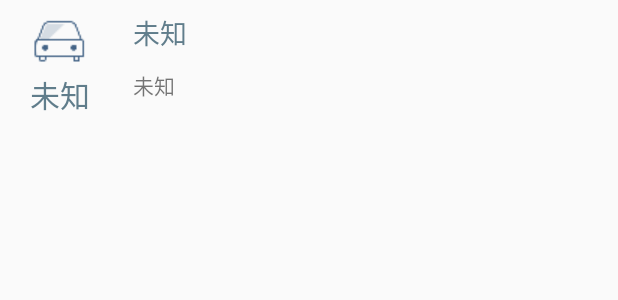
After one commit to BigChaChi/TotoroWeather, an Android app: the layout suggestion_list_item.xml on its own in the app's theme, with its tools: preview values and no code run, on a phone screen of 412 x 824 dp. The commit adds this screen. Shown: the top 300 px of the screen. Run offline under Robolectric (Android 15) with nearby library versions, the phone set to English and light mode, and no system bars.

Commit message:
4个板块全部添加成功

```diff
--- a/app/src/main/res/layout/activity_weather.xml
+++ b/app/src/main/res/layout/activity_weather.xml
@@ -50,7 +50,8 @@
 
             <android.support.v4.widget.NestedScrollView
                 android:layout_width="match_parent"
-                android:layout_height="match_parent">
+                android:layout_height="match_parent"
+             >
 
                 <LinearLayout
                     android:layout_width="match_parent"
@@ -115,6 +116,7 @@
 
                         <android.support.v7.widget.RecyclerView
                             android:id="@+id/rv_hourly_list"
+                            android:nestedScrollingEnabled="false"
                             android:layout_width="match_parent"
                             android:layout_height="match_parent" />
                     </android.support.v7.widget.CardView>
@@ -129,6 +131,7 @@
 
                         <android.support.v7.widget.RecyclerView
                             android:id="@+id/rv_forecast_list"
+                            android:nestedScrollingEnabled="false"
                             android:layout_width="match_parent"
                             android:layout_height="match_parent" />
                     </android.support.v7.widget.CardView>
@@ -143,6 +146,7 @@
 
                         <android.support.v7.widget.RecyclerView
                             android:id="@+id/rv_suggestion_list"
+                            android:nestedScrollingEnabled="false"
                             android:layout_width="match_parent"
                             android:layout_height="match_parent" />
                     </android.support.v7.widget.CardView>
--- /dev/null
+++ b/app/src/main/res/layout/suggestion_list_item.xml
@@ -0,0 +1,58 @@
+<?xml version="1.0" encoding="utf-8"?>
+<LinearLayout xmlns:android="http://schemas.android.com/apk/res/android"
+    xmlns:app="http://schemas.android.com/apk/res-auto"
+    android:layout_width="match_parent"
+    android:layout_height="wrap_content"
+    android:layout_marginBottom="16dp"
+    android:layout_marginTop="8dp"
+    android:orientation="horizontal">
+
+    <LinearLayout
+        android:layout_width="0dp"
+        android:layout_height="wrap_content"
+        android:layout_weight="1"
+        android:gravity="center_horizontal"
+        android:orientation="vertical">
+
+        <ImageView
+            android:id="@+id/iv_suggestion_icon"
+            android:layout_width="40dp"
+            android:layout_height="40dp"
+            android:layout_marginLeft="8dp"
+            app:srcCompat="@mipmap/ic_suggestion_car" />
+
+        <TextView
+            android:id="@+id/tv_suggestion_type"
+            android:layout_width="match_parent"
+            android:layout_height="wrap_content"
+            android:layout_marginLeft="8dp"
+            android:gravity="center_horizontal"
+            android:text="@string/unKnow"
+            android:textColor="@color/grey"
+            android:textSize="20sp" />
+
+    </LinearLayout>
+
+    <LinearLayout
+        android:layout_width="0dp"
+        android:layout_height="match_parent"
+        android:layout_marginLeft="24dp"
+        android:layout_weight="5"
+        android:orientation="vertical">
+
+        <TextView
+            android:id="@+id/tv_suggestion_about"
+            android:layout_width="match_parent"
+            android:layout_height="wrap_content"
+            android:text="@string/unKnow"
+            android:textColor="@color/grey"
+            android:textSize="18sp" />
+
+        <TextView
+            android:id="@+id/tv_suggestion_detail"
+            android:layout_width="match_parent"
+            android:layout_height="match_parent"
+            android:gravity="center_vertical"
+            android:text="@string/unKnow" />
+    </LinearLayout>
+</LinearLayout>
```
Also changed, not shown: app/src/main/java/totoro/application/xkf/totoroweather/activity/WeatherActivity.java (+11 -0 lines), app/src/main/java/totoro/application/xkf/totoroweather/adapter/SuggestionListAdapter.java (added, +60 -0 lines), app/src/main/java/totoro/application/xkf/totoroweather/json/JsonForWeather.java (+115 -21 lines), app/src/main/java/totoro/application/xkf/totoroweather/model/Suggestion.java (added, +25 -0 lines), app/src/main/java/totoro/application/xkf/totoroweather/model/Weather.java (+9 -0 lines), app/src/main/java/totoro/application/xkf/totoroweather/util/ImageSelector.java (+32 -1 lines).
